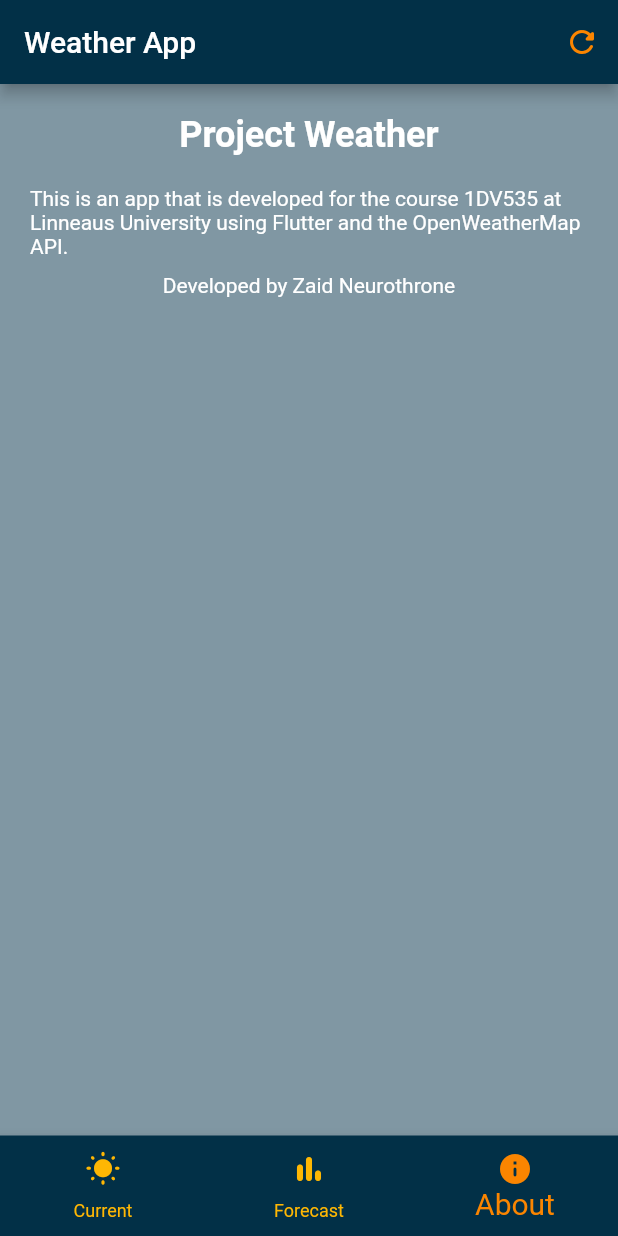
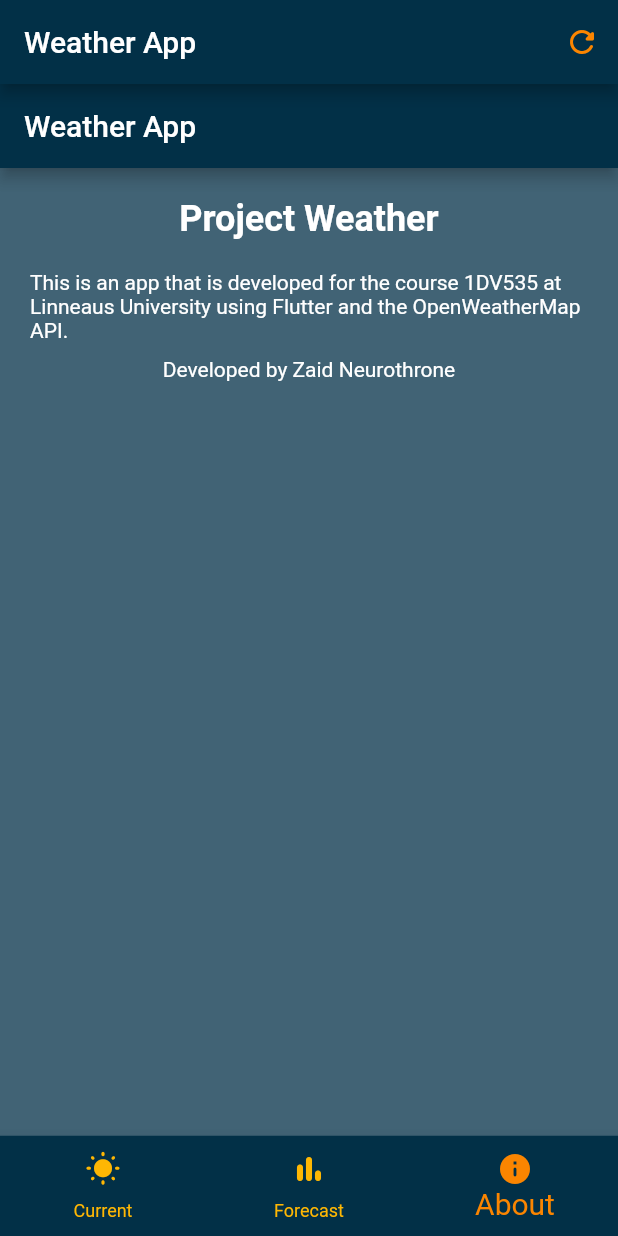
Before and after one commit to neurothrone/zephyr, a Flutter app: the screen it shows after launch, item 3 of the bottom bar chosen, on a phone screen of 412 x 824 dp. Run offline on Flutter 3.47's test engine with Material 2 defaults, Android fonts, the phone set to English and light mode, and no system bars; our stand-ins replace flutter_dotenv, geolocator, permission_handler.

Commit message:
refactor about page

```diff
--- /dev/null
+++ b/lib/src/features/about/about_content.dart
@@ -0,0 +1,43 @@
+import 'package:flutter/material.dart';
+
+import '../../core/constants.dart';
+
+class AboutContent extends StatelessWidget {
+  const AboutContent({super.key});
+
+  @override
+  Widget build(BuildContext context) {
+    final mediaQuery = MediaQuery.of(context);
+
+    return SingleChildScrollView(
+      padding: const EdgeInsets.all(kPadding20),
+      child: SizedBox(
+        width: double.infinity,
+        child: Column(
+          crossAxisAlignment: CrossAxisAlignment.center,
+          children: [
+            const Text(
+              "Project Weather",
+              style: TextStyle(
+                fontSize: 24.0,
+                fontWeight: FontWeight.bold,
+              ),
+            ),
+            const SizedBox(height: kPadding20),
+            SizedBox(
+              width: mediaQuery.orientation == Orientation.portrait
+                  ? mediaQuery.size.width
+                  : mediaQuery.size.width / 2,
+              child: const Text(
+                "This is an app that is developed for the course 1DV535 at "
+                "Linneaus University using Flutter and the OpenWeatherMap API.",
+              ),
+            ),
+            const SizedBox(height: kPadding10),
+            const Text("Developed by Zaid Neurothrone"),
+          ],
+        ),
+      ),
+    );
+  }
+}
--- a/lib/src/features/about/about_page.dart
+++ b/lib/src/features/about/about_page.dart
@@ -1,42 +1,17 @@
 import 'package:flutter/material.dart';
 
-import '../../core/constants.dart';
+import 'about_content.dart';
 
 class AboutPage extends StatelessWidget {
   const AboutPage({Key? key}) : super(key: key);
 
   @override
   Widget build(BuildContext context) {
-    final mediaQuery = MediaQuery.of(context);
-    return SingleChildScrollView(
-      padding: const EdgeInsets.all(kPadding20),
-      child: SizedBox(
-        width: double.infinity,
-        child: Column(
-          crossAxisAlignment: CrossAxisAlignment.center,
-          children: [
-            const Text(
-              "Project Weather",
-              style: TextStyle(
-                fontSize: 24.0,
-                fontWeight: FontWeight.bold,
-              ),
-            ),
-            const SizedBox(height: kPadding20),
-            SizedBox(
-              width: mediaQuery.orientation == Orientation.portrait
-                  ? mediaQuery.size.width
-                  : mediaQuery.size.width / 2,
-              child: const Text(
-                "This is an app that is developed for the course 1DV535 at "
-                "Linneaus University using Flutter and the OpenWeatherMap API.",
-              ),
-            ),
-            const SizedBox(height: kPadding10),
-            const Text("Developed by Zaid Neurothrone"),
-          ],
-        ),
+    return Scaffold(
+      appBar: AppBar(
+        title: const Text("Weather App"),
       ),
+      body: const AboutContent(),
     );
   }
 }
```
